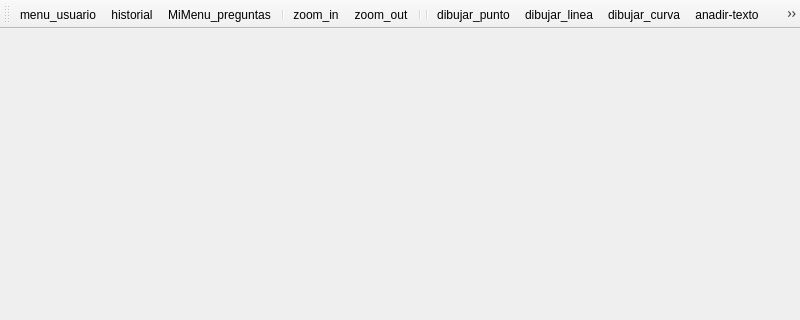
Above: proyecto_IHM/mainwindow.ui from pgomsan/proyecto_IHM before the change; both pictures show x 0 to 800 and y 0 to 320 of the 800 by 600 pixel window. Below: the same form after it.
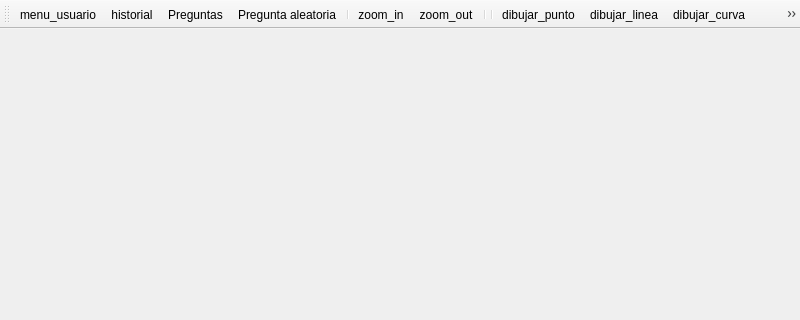
That is the form after the change. Icons and pictures are not drawn.

Commit message: Nueva funionalidad de banco de preguntas y preguntas aleatorias

```diff
--- a/proyecto_IHM/mainwindow.ui
+++ b/proyecto_IHM/mainwindow.ui
@@ -28,6 +28,7 @@
    <addaction name="actionmenu_usuario"/>
    <addaction name="actionhistorial"/>
    <addaction name="actionMiMenu_preguntas"/>
+   <addaction name="actionPregunta_aleatoria"/>
    <addaction name="separator"/>
    <addaction name="actionzoom_in"/>
    <addaction name="actionzoom_out"/>
@@ -102,7 +103,10 @@
      <normaloff>:/icons/notebook--pencil.png</normaloff>:/icons/notebook--pencil.png</iconset>
    </property>
    <property name="text">
-    <string>MiMenu_preguntas</string>
+    <string>Preguntas</string>
+   </property>
+   <property name="toolTip">
+    <string>Preguntas</string>
    </property>
    <property name="menuRole">
     <enum>QAction::MenuRole::NoRole</enum>
@@ -249,6 +253,18 @@
     <bool>false</bool>
    </property>
   </action>
+  <action name="actionPregunta_aleatoria">
+   <property name="icon">
+    <iconset resource="resources/resources.qrc">
+     <normaloff>:/icons/arrow-switch.png</normaloff>:/icons/arrow-switch.png</iconset>
+   </property>
+   <property name="text">
+    <string>Pregunta aleatoria</string>
+   </property>
+   <property name="menuRole">
+    <enum>QAction::MenuRole::NoRole</enum>
+   </property>
+  </action>
  </widget>
  <resources>
   <include location="resources/resources.qrc"/>
```
The commit also changes 10 other files.
